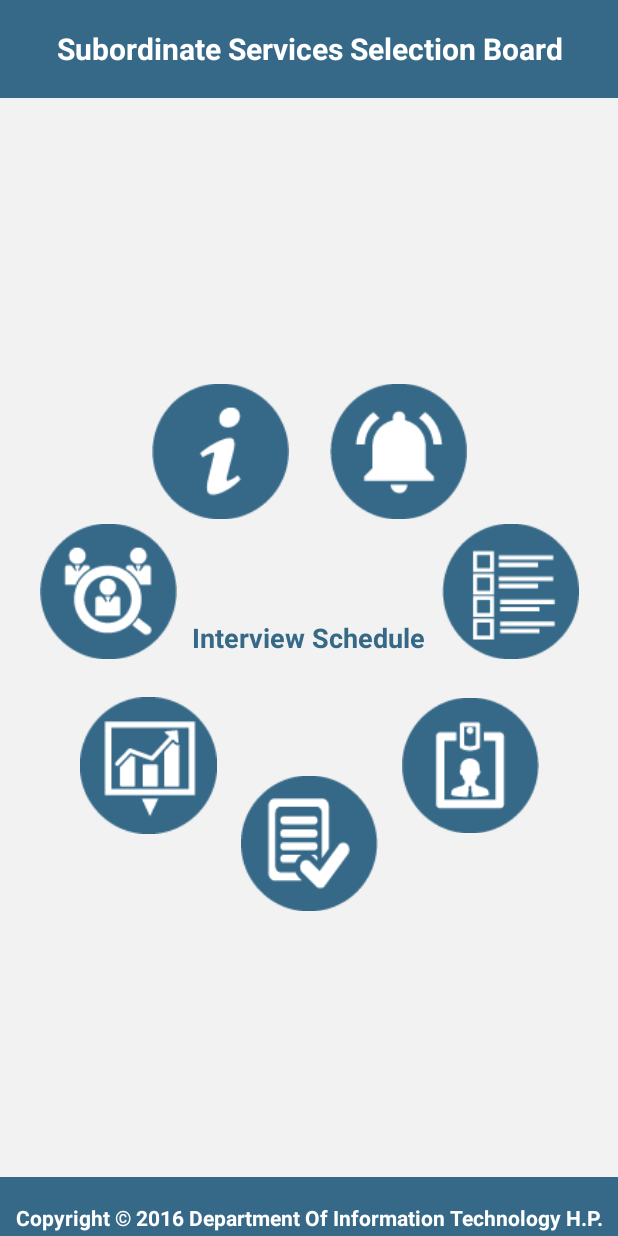
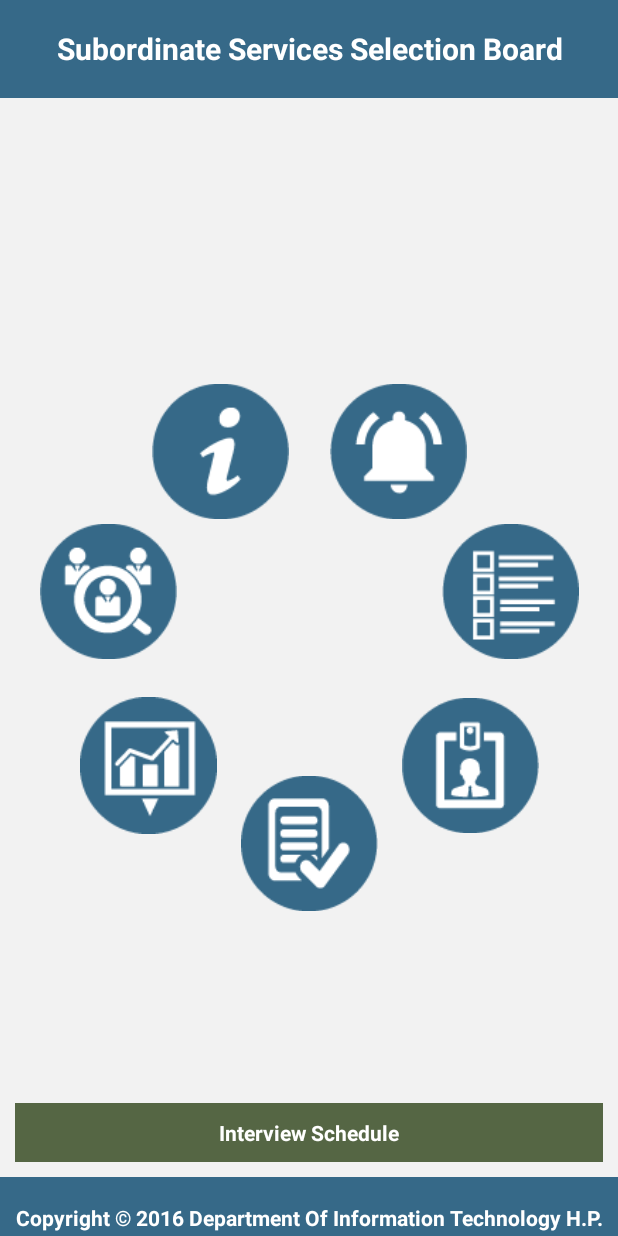
Before and after one commit to KushKD/HP_SSSB, an Android app: the screen it shows after launch (HPSSSB_MAIN), on a phone screen of 412 x 824 dp. Run offline under Robolectric (Android 15) with nearby library versions, the phone set to English and light mode, and no system bars; our stand-ins replace CircleImageView.

Commit message:
Button Added with Dynamic Functionality.

```diff
--- a/app/src/main/java/hp/dit/hpsssb/aadhaar/com/hpsssb/HPSSSB_MAIN.java
+++ b/app/src/main/java/hp/dit/hpsssb/aadhaar/com/hpsssb/HPSSSB_MAIN.java
@@ -11,6 +11,7 @@ import android.os.Bundle;
 import android.view.View;
 import android.view.animation.Animation;
 import android.view.animation.RotateAnimation;
+import android.widget.Button;
 import android.widget.TextView;
 
 import hp.dit.hpsssb.aadhaar.com.presentation.CircleImageView;
@@ -21,6 +22,7 @@ import hp.dit.hpsssb.aadhaar.com.presentation.TestRun;
 public class HPSSSB_MAIN extends TestRun implements CircleLayout.OnItemSelectedListener, CircleLayout.OnItemClickListener, CircleLayout.OnRotationFinishedListener, CircleLayout.OnCenterClickListener {
 
     private TextView selectedTextView;
+    private TextView ClickOption;
     final Context context = this;
 
     @Override
@@ -37,6 +39,11 @@ public class HPSSSB_MAIN extends TestRun implements CircleLayout.OnItemSelectedL
 
         selectedTextView = (TextView) findViewById(R.id.main_selected_textView);
         selectedTextView.setText(((CircleImageView) circleMenu.getSelectedItem()).getName());
+
+        ClickOption = (TextView)findViewById(R.id.proceed);
+        ClickOption.setText(((CircleImageView) circleMenu.getSelectedItem()).getName());
+
+
     }
 
 
--- a/app/src/main/res/layout/activity_hpsssb__main.xml
+++ b/app/src/main/res/layout/activity_hpsssb__main.xml
@@ -44,7 +44,7 @@
                     android:id="@+id/main_circle_layout"
                     android:layout_width="fill_parent"
                     android:layout_height="fill_parent"
-                    android:layout_gravity="center_horizontal" >
+                    android:layout_gravity="center|top" >
 
                     <include layout="@layout/menu_items" />
 
@@ -62,22 +62,32 @@
 
             </RelativeLayout>
             <TextView
-                android:id="@+id/main_selected_textView"
+                android:id="@+id/proceed"
                 android:layout_width="wrap_content"
                 android:layout_gravity="center|center_horizontal|center_vertical"
                 android:layout_height="wrap_content"
                 android:textStyle="bold"
                 android:textColor="#366988"
+                android:visibility="gone"
                 android:layout_alignParentBottom="true"
                 android:layout_centerHorizontal="true"
                 android:textAppearance="?android:attr/textAppearanceMedium" />
+
+            <TextView
+                android:id="@+id/main_selected_textView"
+                android:layout_width="match_parent"
+                android:background="#564"
+                android:textColor="#FFFFFF"
+                android:gravity="center|center_horizontal|center_vertical"
+                android:layout_margin="10dp"
+                android:textStyle="bold"
+                android:padding="10dp"
+                android:layout_gravity="bottom"
+                android:layout_height="wrap_content"/>
+
         </FrameLayout>
 
-     <Button
-         android:layout_width="match_parent"
-         android:background="#345355"
-         android:layout_height="wrap_content"
-         android:text="Selection"/>
+
 
     </LinearLayout>
 
```
